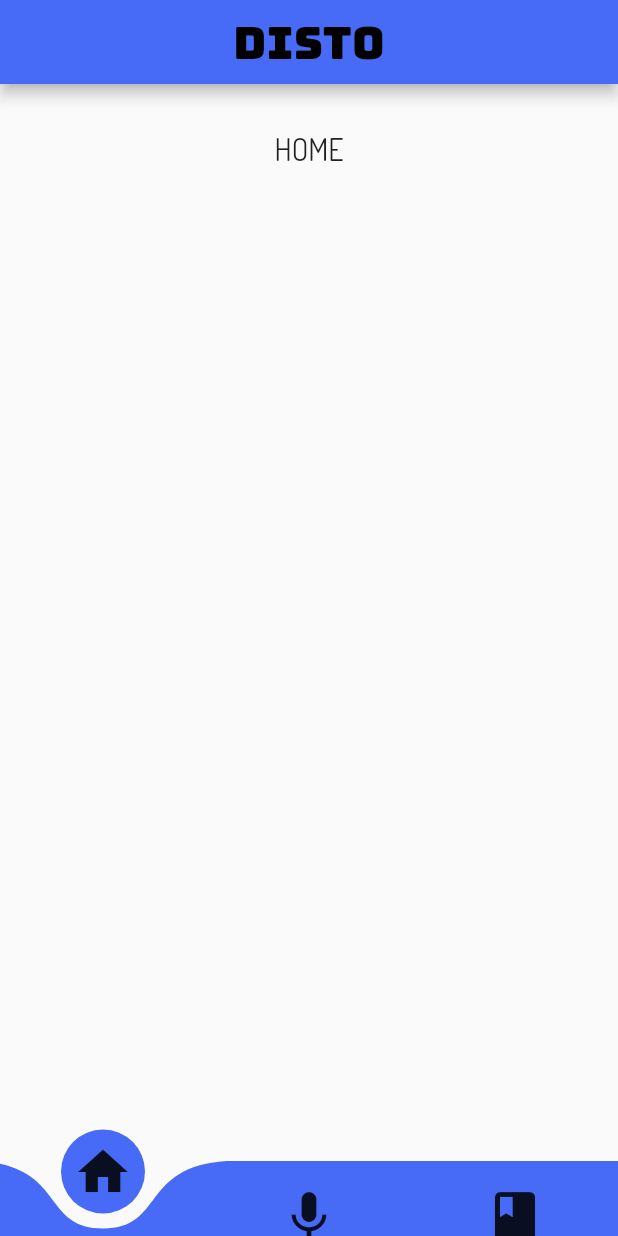
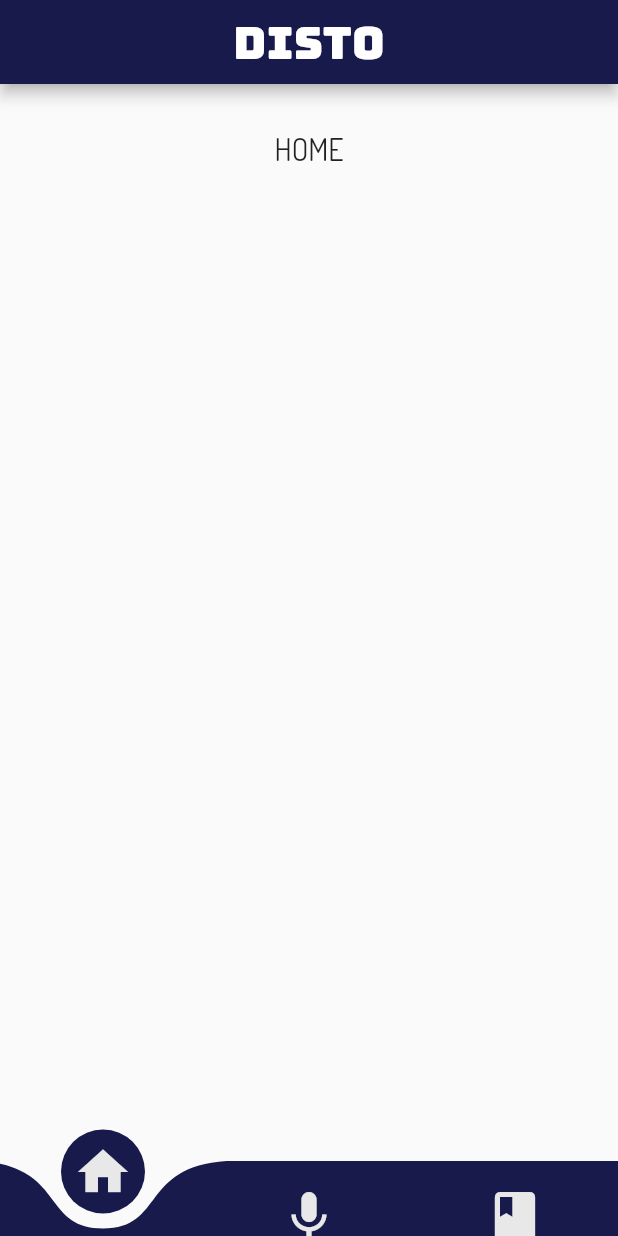
Before and after one commit to mromoc1/DISTO_mobile, a Flutter app: the screen it shows after launch, on a phone screen of 412 x 824 dp. Run offline on Flutter 3.47's test engine with Material 2 defaults, Android fonts, the phone set to English and light mode, and no system bars; drawn by our look-alikes of curved_navigation_bar.

Commit message:
mejoras UI

```diff
--- /dev/null
+++ b/lib/constants.dart
@@ -0,0 +1,6 @@
+import 'package:flutter/material.dart';
+
+const colorPrimario = Color(0xFF191A4C);
+const colorSecundario = Color(0xFFE8E8E8);
+const colorTexto1 = Colors.white;
+const colorTexto2 = Colors.black;
--- a/lib/main.dart
+++ b/lib/main.dart
@@ -3,6 +3,7 @@
 import 'package:flutter/material.dart';
 import 'package:curved_navigation_bar/curved_navigation_bar.dart';
 
+import 'constants.dart';
 import 'views/book_page.dart';
 import 'views/home_page.dart';
 import 'views/prediction_page.dart';
@@ -15,7 +16,7 @@ class rmiApp extends StatelessWidget {
   @override
   Widget build(BuildContext context) {
     return MaterialApp(
-      title: "clienteRMI",
+      title: "DISTO",
       home: Inicio(),
     );
   }
@@ -41,12 +42,12 @@ class _InicioState extends State<Inicio> {
   Widget build(BuildContext context) {
     return Scaffold(
       appBar: AppBar(
-        backgroundColor: const Color(0xFF476BF6),
+        backgroundColor: colorPrimario,
         title: Center(
           child: Text(
             ' DISTO ',
             style: TextStyle(
-                fontSize: 30, color: Colors.black, fontFamily: 'Bungee'),
+                fontSize: 30, color: colorTexto1, fontFamily: 'Bungee'),
           ),
         ),
       ),
@@ -58,21 +59,23 @@ class _InicioState extends State<Inicio> {
           Icon(
             Icons.home,
             size: 40,
+            color: colorSecundario,
           ),
           Icon(
             Icons.mic,
             size: 40,
+            color: colorSecundario,
           ),
           Icon(
             Icons.book,
             size: 40,
+            color: colorSecundario,
           ),
         ],
-        color: const Color(0xFF476BF6),
-        buttonBackgroundColor: const Color(0xFF476BF6),
+        color: colorPrimario,
         backgroundColor: Colors.transparent,
         animationCurve: Curves.easeInOut,
-        animationDuration: const Duration(milliseconds: 600),
+        animationDuration: const Duration(milliseconds: 400),
         onTap: (index) {
           setState(() {
             _page = index;
```
